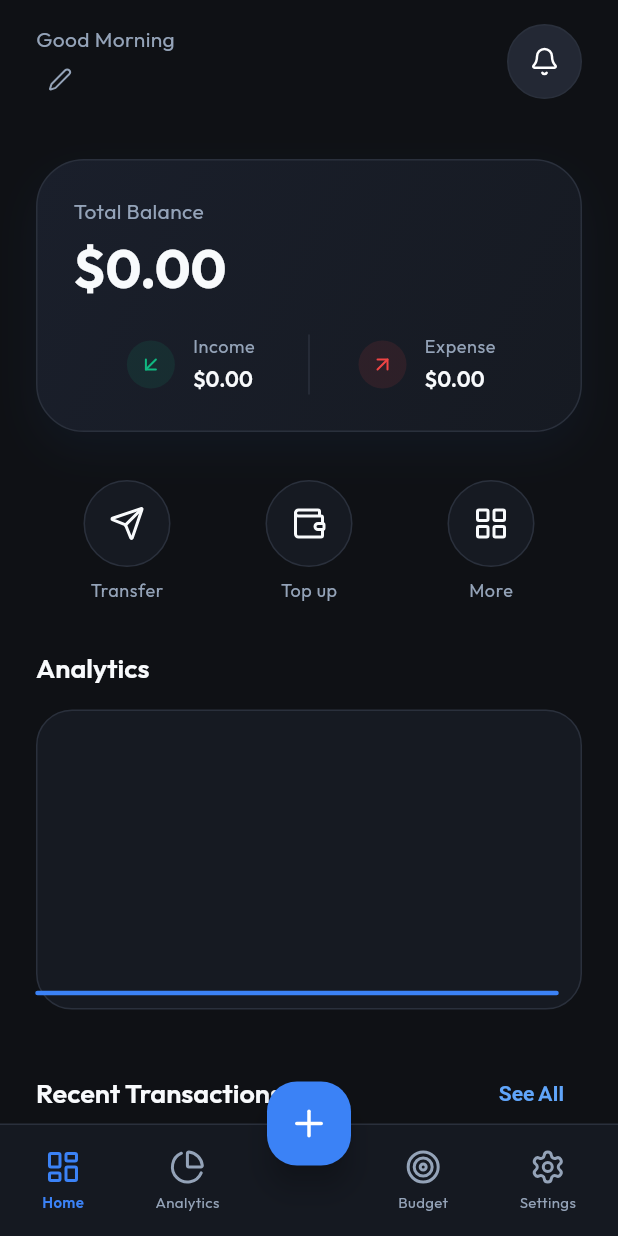
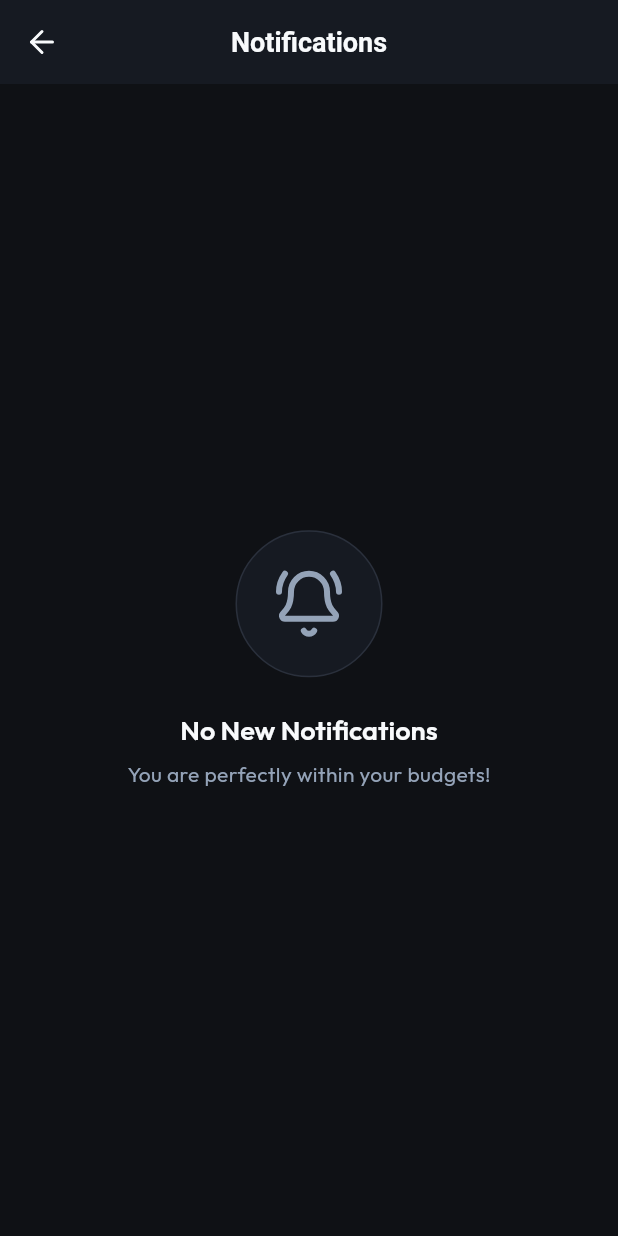
Before and after one commit to l0lll000l/money_manager, a Flutter app: the MainScreen screen opened by its route, after a tap on an icon or button, on a phone screen of 412 x 824 dp. Run offline on Flutter 3.47's test engine with Material 3 defaults, Android fonts, the phone set to English and light mode, and no system bars; drawn by our look-alikes of fl_chart; our stand-ins replace flutter_local_notifications, get, get_storage, google_fonts, lucide_icons, shared_preferences and 1 more; accounts and stored records are empty.

Commit message:
18th added in app budget exceeded notification

```diff
--- a/lib/presentation/routes/app_pages.dart
+++ b/lib/presentation/routes/app_pages.dart
@@ -9,6 +9,8 @@ import '../screens/transaction/transaction_details_screen.dart';
 import '../screens/transaction/transaction_details_binding.dart';
 import '../screens/transaction/all_transactions_screen.dart';
 import '../screens/transaction/all_transactions_binding.dart';
+import '../screens/notifications/notifications_screen.dart';
+import '../screens/notifications/notifications_binding.dart';
 
 part 'app_routes.dart';
 
@@ -49,5 +51,11 @@ class AppPages {
       binding: AllTransactionsBinding(),
       transition: Transition.rightToLeft,
     ),
+    GetPage(
+      name: AppRoutes.notifications,
+      page: () => const NotificationsScreen(),
+      binding: NotificationsBinding(),
+      transition: Transition.rightToLeft,
+    ),
   ];
 }
--- a/lib/presentation/routes/app_routes.dart
+++ b/lib/presentation/routes/app_routes.dart
@@ -8,4 +8,5 @@ abstract class AppRoutes {
   static const transactionDetails = '/transaction_details';
   static const profile = '/profile';
   static const allTransactions = '/all_transactions';
+  static const notifications = '/notifications';
 }
--- a/lib/presentation/screens/dashboard/dashboard_controller.dart
+++ b/lib/presentation/screens/dashboard/dashboard_controller.dart
@@ -20,6 +20,7 @@ class DashboardController extends GetxController {
   final RxList<double> weeklySpending = <double>[0, 0, 0, 0, 0, 0, 0].obs;
   final recentTransactions = [].obs;
   final userName = 'User'.obs;
+  final hasUnreadNotifications = false.obs;
 
   @override
   void onInit() {
@@ -74,6 +75,41 @@ class DashboardController extends GetxController {
     monthlyExpense.value = expense;
     weeklySpending.assignAll(spending);
 
+    // Check for unread over-budget notifications
+    final prefs = await SharedPreferences.getInstance();
+    final lastOpenedStr = prefs.getString('last_opened_notifications');
+    DateTime? lastOpened;
+    if (lastOpenedStr != null) {
+      lastOpened = DateTime.tryParse(lastOpenedStr);
+    }
+
+    final budgetLimits = dbService.getBudgetLimits();
+    Map<String, double> spentByCategory = {};
+    Map<String, DateTime> latestTransactionByCategory = {};
+
+    for (var tx in transactions) {
+      if (tx.amount < 0 && tx.date.year == now.year && tx.date.month == now.month) {
+        spentByCategory[tx.category] = (spentByCategory[tx.category] ?? 0) + tx.amount.abs();
+        final currentLatest = latestTransactionByCategory[tx.category];
+        if (currentLatest == null || tx.date.isAfter(currentLatest)) {
+          latestTransactionByCategory[tx.category] = tx.date;
+        }
+      }
+    }
+
+    bool unread = false;
+    budgetLimits.forEach((category, limit) {
+      final limitDouble = (limit as num).toDouble();
+      final spent = spentByCategory[category] ?? 0.0;
+      if (limitDouble > 0 && spent > limitDouble) {
+        final latestTxDate = latestTransactionByCategory[category] ?? now;
+        if (lastOpened == null || latestTxDate.isAfter(lastOpened)) {
+          unread = true;
+        }
+      }
+    });
+    hasUnreadNotifications.value = unread;
+
     recentTransactions.assignAll(
       transactions
           .take(5)
--- a/lib/presentation/screens/dashboard/dashboard_screen.dart
+++ b/lib/presentation/screens/dashboard/dashboard_screen.dart
@@ -122,9 +122,28 @@ class DashboardScreen extends StatelessWidget {
               color: AppTheme.surfaceLight,
               border: Border.all(color: AppTheme.divider),
             ),
-            child: IconButton(
-              icon: const Icon(LucideIcons.bell, size: 20),
-              onPressed: () {},
+            child: Obx(
+              () => Stack(
+                children: [
+                  IconButton(
+                    icon: const Icon(LucideIcons.bell, size: 20),
+                    onPressed: () => Get.toNamed('/notifications'),
+                  ),
+                  if (controller.hasUnreadNotifications.value)
+                    Positioned(
+                      right: 12,
+                      top: 12,
+                      child: Container(
+                        width: 8,
+                        height: 8,
+                        decoration: const BoxDecoration(
+                          color: AppTheme.error,
+                          shape: BoxShape.circle,
+                        ),
+                      ),
+                    ),
+                ],
+              ),
             ),
           ),
         ],
--- /dev/null
+++ b/lib/presentation/screens/notifications/notifications_binding.dart
@@ -0,0 +1,9 @@
+import 'package:get/get.dart';
+import 'notifications_controller.dart';
+
+class NotificationsBinding extends Bindings {
+  @override
+  void dependencies() {
+    Get.lazyPut<NotificationsController>(() => NotificationsController());
+  }
+}
--- /dev/null
+++ b/lib/presentation/screens/notifications/notifications_controller.dart
@@ -0,0 +1,88 @@
+import 'package:get/get.dart';
+import '../../../core/services/database_service.dart';
+import 'package:shared_preferences/shared_preferences.dart';
+import '../dashboard/dashboard_controller.dart';
+
+class NotificationsController extends GetxController {
+  final dbService = Get.find<DatabaseService>();
+
+  // Using a list of maps to hold notification data dynamically
+  final notifications = <Map<String, dynamic>>[].obs;
+
+  final Map<String, Map<String, String>> categoryMeta = {
+    'Food': {'icon': 'utensils', 'color': '#F59E0B'},
+    'Transport': {'icon': 'car', 'color': '#EF4444'},
+    'Shopping': {'icon': 'shoppingBag', 'color': '#EC4899'},
+    'Entertainment': {'icon': 'film', 'color': '#10B981'},
+    'Health': {'icon': 'activity', 'color': '#3B82F6'},
+    'Work': {'icon': 'briefcase', 'color': '#F59E0B'},
+    'Electronics': {'icon': 'laptop', 'color': '#F97316'},
+    'Other': {'icon': 'moreHorizontal', 'color': '#8B5CF6'},
+  };
+
+  @override
+  void onInit() {
+    super.onInit();
+    loadNotifications();
+  }
+
+  Future<void> loadNotifications() async {
+    final budgetLimits = dbService.getBudgetLimits();
+    final transactions = await dbService.getTransactions();
+
+    final now = DateTime.now();
+
+    // Group this month's expenses and track latest transaction date
+    Map<String, double> spentByCategory = {};
+    Map<String, DateTime> latestTransactionByCategory = {};
+
+    for (var tx in transactions) {
+      if (tx.amount < 0 &&
+          tx.date.year == now.year &&
+          tx.date.month == now.month) {
+        spentByCategory[tx.category] =
+            (spentByCategory[tx.category] ?? 0) + tx.amount.abs();
+
+        final currentLatest = latestTransactionByCategory[tx.category];
+        if (currentLatest == null || tx.date.isAfter(currentLatest)) {
+          latestTransactionByCategory[tx.category] = tx.date;
+        }
+      }
+    }
+
+    final List<Map<String, dynamic>> generatedNotifications = [];
+
+    budgetLimits.forEach((category, limit) {
+      final spent = spentByCategory[category] ?? 0.0;
+      final limitDouble = (limit as num).toDouble();
+
+      if (limitDouble > 0 && spent > limitDouble) {
+        final meta = categoryMeta[category] ?? {'icon': 'moreHorizontal', 'color': '#888888'};
+        final latestTxDate = latestTransactionByCategory[category] ?? DateTime.now();
+
+        generatedNotifications.add({
+          'category': category,
+          'overspentAmount': spent - limitDouble,
+          'totalSpent': spent,
+          'limit': limitDouble,
+          'icon': meta['icon'],
+          'color': meta['color'],
+          'timestamp': latestTxDate,
+        });
+      }
+    });
+
+    // Sort by latest transaction date descending (last exceeded category on top)
+    generatedNotifications.sort((a, b) => (b['timestamp'] as DateTime).compareTo(a['timestamp'] as DateTime));
+
+    notifications.assignAll(generatedNotifications);
+
+    // Update last opened time and clear badge
+    final prefs = await SharedPreferences.getInstance();
+    await prefs.setString('last_opened_notifications', DateTime.now().toIso8601String());
+
+    if (Get.isRegistered<DashboardController>()) {
+      Get.find<DashboardController>().hasUnreadNotifications.value = false;
+    }
+  }
+}
--- /dev/null
+++ b/lib/presentation/screens/notifications/notifications_screen.dart
@@ -0,0 +1,170 @@
+import 'package:flutter/material.dart';
+import 'package:get/get.dart';
+import 'package:intl/intl.dart';
+import 'package:lucide_icons/lucide_icons.dart';
+import '../../../core/theme/app_theme.dart';
+import 'notifications_controller.dart';
+
+class NotificationsScreen extends GetView<NotificationsController> {
+  const NotificationsScreen({super.key});
+
+  @override
+  Widget build(BuildContext context) {
+    final currencyFormatter = NumberFormat.currency(symbol: '\$', decimalDigits: 2);
+
+    return Scaffold(
+      backgroundColor: AppTheme.background,
+      appBar: AppBar(
+        backgroundColor: AppTheme.surface,
+        elevation: 0,
+        title: const Text('Notifications'),
+        centerTitle: true,
+        leading: IconButton(
+          icon: const Icon(LucideIcons.arrowLeft),
+          onPressed: () => Get.back(),
+        ),
+      ),
+      body: Obx(() {
+        if (controller.notifications.isEmpty) {
+          return Center(
+            child: Column(
+              mainAxisAlignment: MainAxisAlignment.center,
+              children: [
+                Container(
+                  padding: const EdgeInsets.all(24),
+                  decoration: BoxDecoration(
+                    color: AppTheme.surface,
+                    shape: BoxShape.circle,
+                    border: Border.all(color: AppTheme.divider),
+                  ),
+                  child: const Icon(
+                    LucideIcons.bellRing,
+                    size: 48,
+                    color: AppTheme.textSecondary,
+                  ),
+                ),
+                const SizedBox(height: 24),
+                Text(
+                  'No New Notifications',
+                  style: Theme.of(context).textTheme.headlineMedium,
+                ),
+                const SizedBox(height: 8),
+                Text(
+                  'You are perfectly within your budgets!',
+                  style: Theme.of(context).textTheme.bodyMedium?.copyWith(
+                        color: AppTheme.textSecondary,
+                      ),
+                ),
+              ],
+            ),
+          );
+        }
+
+        return ListView.separated(
+          padding: const EdgeInsets.all(24),
+          itemCount: controller.notifications.length,
+          separatorBuilder: (context, index) => const SizedBox(height: 16),
+          itemBuilder: (context, index) {
+            final notification = controller.notifications[index];
+            final category = notification['category'];
+            final overspentAmount = notification['overspentAmount'] as double;
+            final timestamp = notification['timestamp'] as DateTime;
+
+            final timeFormat = DateFormat.yMMMd().add_jm();
+
+
+            return Container(
+              padding: const EdgeInsets.all(16),
+              decoration: BoxDecoration(
+                color: AppTheme.surfaceLight,
+                borderRadius: BorderRadius.circular(20),
+                border: Border.all(
+                  color: AppTheme.error.withValues(alpha: 0.3),
+                ),
+                boxShadow: [
+                  BoxShadow(
+                    color: AppTheme.error.withValues(alpha: 0.1),
+                    blurRadius: 10,
+                    offset: const Offset(0, 4),
+                  ),
+                ],
+              ),
+              child: Row(
+                crossAxisAlignment: CrossAxisAlignment.start,
+                children: [
+                  Container(
+                    padding: const EdgeInsets.all(12),
+                    decoration: BoxDecoration(
+                      color: AppTheme.error.withValues(alpha: 0.1),
+                      shape: BoxShape.circle,
+                    ),
+                    child: const Icon(
+                      LucideIcons.alertTriangle,
+                      color: AppTheme.error,
+                      size: 24,
+                    ),
+                  ),
+                  const SizedBox(width: 16),
+                  Expanded(
+                    child: Column(
+                      crossAxisAlignment: CrossAxisAlignment.start,
+                      children: [
+                        Row(
+                          mainAxisAlignment: MainAxisAlignment.spaceBetween,
+                          crossAxisAlignment: CrossAxisAlignment.start,
+                          children: [
+                            Expanded(
+                              child: Text(
+                                'Budget Exceeded',
+                                style: Theme.of(context).textTheme.titleMedium?.copyWith(
+                                      fontWeight: FontWeight.bold,
+                                      color: AppTheme.error,
+                                    ),
+                              ),
+                            ),
+                            const SizedBox(width: 8),
+                            Flexible(
+                              child: Text(
+                                timeFormat.format(timestamp),
+                                style: Theme.of(context).textTheme.bodySmall?.copyWith(
+                                      color: AppTheme.textSecondary,
+                                    ),
+                                textAlign: TextAlign.right,
+                              ),
+                            ),
+                          ],
+                        ),
+                        const SizedBox(height: 8),
+                        Text.rich(
+                          TextSpan(
+                            children: [
+                              const TextSpan(text: 'You have exceeded your monthly budget for '),
+                              TextSpan(
+                                text: category,
+                                style: const TextStyle(fontWeight: FontWeight.bold, color: Colors.white),
+                              ),
+                              const TextSpan(text: ' by '),
+                              TextSpan(
+                                text: currencyFormatter.format(overspentAmount),
+                                style: const TextStyle(fontWeight: FontWeight.bold, color: AppTheme.error),
+                              ),
+                              const TextSpan(text: '.'),
+                            ],
+                          ),
+                          style: Theme.of(context).textTheme.bodyMedium?.copyWith(
+                                color: AppTheme.textSecondary,
+                                height: 1.5,
+                              ),
+                        ),
+                      ],
+                    ),
+                  ),
+                ],
+              ),
+            );
+          },
+        );
+      }),
+    );
+  }
+}
--- a/lib/presentation/screens/settings/settings_screen.dart
+++ b/lib/presentation/screens/settings/settings_screen.dart
@@ -34,12 +34,12 @@ class SettingsScreen extends StatelessWidget {
             const SizedBox(height: 16),
             _buildSettingsCard(
               children: [
-                _buildStaticTile(
-                  icon: Icons.language,
-                  title: 'Language',
-                  value: 'English',
-                ),
-                _buildDivider(),
+                // _buildStaticTile(
+                //   icon: Icons.language,
+                //   title: 'Language',
+                //   value: 'English',
+                // ),
+                // _buildDivider(),
                 _buildSwitchTile(
                   icon: Icons.dark_mode_outlined,
                   title: 'Dark Theme',
```
